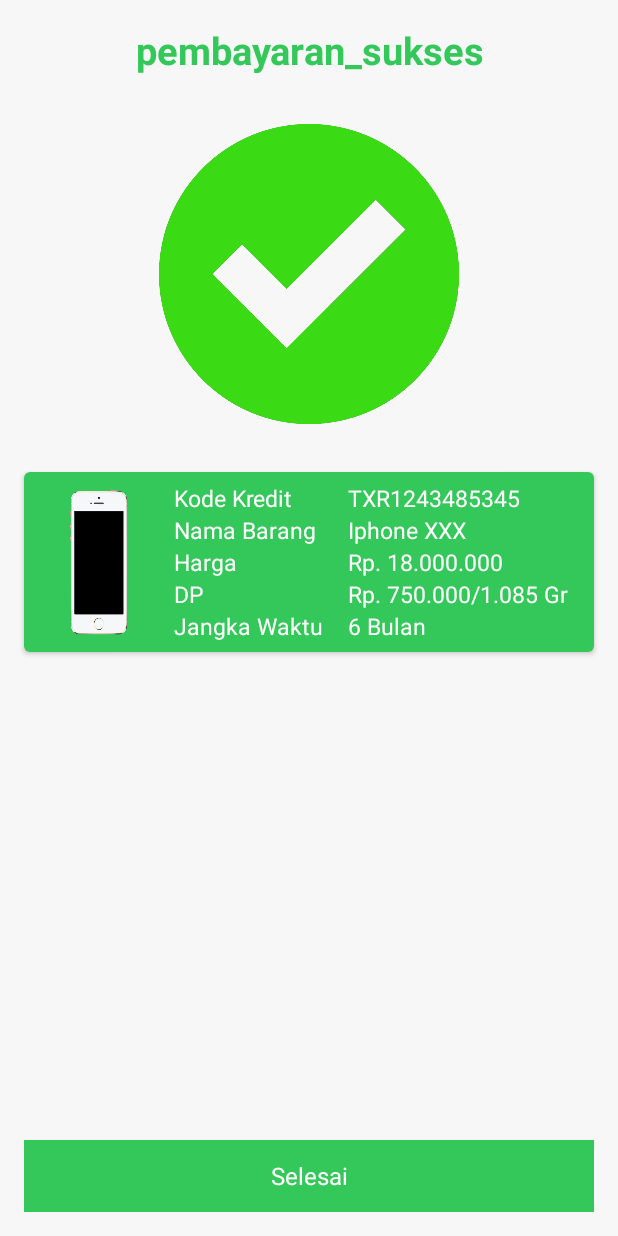
After one commit to firzagustama/miniproject, an Android app: the layout success_payment.xml on its own in the app's theme, with its tools: preview values and no code run, on a phone screen of 412 x 824 dp. The commit adds this screen. Run offline under Robolectric (Android 15) with nearby library versions, the phone set to English and light mode, and no system bars.

Commit message:
Pembayaran Sukses

```diff
--- /dev/null
+++ b/app/src/main/res/layout/success_payment.xml
@@ -0,0 +1,153 @@
+<?xml version="1.0" encoding="utf-8"?>
+<LinearLayout xmlns:android="http://schemas.android.com/apk/res/android"
+    xmlns:tools="http://schemas.android.com/tools"
+    xmlns:app="http://schemas.android.com/apk/res-auto"
+    android:orientation="vertical"
+    android:layout_width="match_parent"
+    android:layout_height="match_parent">
+
+    <TextView
+        android:layout_width="match_parent"
+        android:layout_height="wrap_content"
+        android:text="@string/pembayaran_berhasil"
+        android:textSize="25sp"
+        android:textAlignment="center"
+        android:textColor="@color/hijauGade"
+        android:textStyle="bold"
+        android:padding="16dp"/>
+
+    <ImageView
+        android:id="@+id/img_success"
+        android:layout_width="200dp"
+        android:layout_height="200dp"
+        android:background="@drawable/ceklist"
+        android:layout_gravity="center_horizontal"
+        android:layout_margin="16dp"
+        />
+
+    <android.support.v7.widget.CardView
+        android:layout_width="match_parent"
+        android:layout_height="wrap_content"
+        android:layout_margin="16dp"
+        app:cardCornerRadius="4dp">
+
+    <LinearLayout
+        android:layout_width="match_parent"
+        android:layout_height="wrap_content"
+        android:orientation="horizontal"
+        android:background="@color/hijauGade"
+        >
+
+        <ImageView
+            android:id="@+id/img_product"
+            android:layout_width="100dp"
+            android:layout_height="120dp"
+            android:background="@drawable/iphone"
+            android:layout_margin="0dp"/>
+
+        <TableLayout
+            android:layout_gravity="center_vertical"
+            android:layout_width="match_parent"
+            android:layout_height="wrap_content"
+            android:stretchColumns="*">
+
+            <TableRow>
+                <TextView
+                    android:text="Kode Kredit"
+                    android:textColor="@android:color/white"
+                    android:textSize="15sp"
+                    android:layout_width="wrap_content"
+                    />
+
+                <TextView
+                    android:id="@+id/kode_kredit"
+                    tools:text="TXR1243485345"
+                    android:textColor="@android:color/white"
+                    android:textSize="15sp"
+                    android:layout_width="wrap_content"
+                    />
+            </TableRow>
+            <TableRow>
+                <TextView
+                    android:text="Nama Barang"
+                    android:textColor="@android:color/white"
+                    android:textSize="15sp"
+                    android:layout_width="wrap_content"
+                    />
+
+                <TextView
+                    android:id="@+id/nama_barang"
+                    tools:text="Iphone XXX"
+                    android:textColor="@android:color/white"
+                    android:textSize="15sp"
+                    android:layout_width="wrap_content"
+                    />
+            </TableRow>
+            <TableRow>
+                <TextView
+                    android:text="Harga"
+                    android:textColor="@android:color/white"
+                    android:textSize="15sp"
+                    android:layout_width="wrap_content"
+                    />
+
+                <TextView
+                    android:id="@+id/harga"
+                    tools:text="Rp. 18.000.000"
+                    android:textColor="@android:color/white"
+                    android:textSize="15sp"
+                    android:layout_width="wrap_content"
+                    />
+            </TableRow>
+            <TableRow>
+                <TextView
+                    android:text="DP"
+                    android:textColor="@android:color/white"
+                    android:textSize="15sp"
+                    android:layout_width="wrap_content"
+                    />
+
+                <TextView
+                    android:id="@+id/dp"
+                    tools:text="Rp. 750.000/1.085 Gr"
+                    android:textColor="@android:color/white"
+                    android:textSize="15sp"
+                    android:layout_width="wrap_content"
+                    />
+            </TableRow>
+            <TableRow>
+                <TextView
+                    android:text="Jangka Waktu"
+                    android:textColor="@android:color/white"
+                    android:textSize="15sp"
+                    android:layout_width="wrap_content"
+                    />
+
+                <TextView
+                    android:id="@+id/jangka_waktu"
+                    tools:text="6 Bulan"
+                    android:textColor="@android:color/white"
+                    android:textSize="15sp"
+                    android:layout_width="wrap_content"
+                    />
+            </TableRow>
+        </TableLayout>
+    </LinearLayout>
+    </android.support.v7.widget.CardView>
+
+    <RelativeLayout
+        android:layout_width="match_parent"
+        android:layout_height="wrap_content"
+        android:padding="16dp">
+
+        <Button
+            android:id="@+id/btnSelesai"
+            android:layout_width="match_parent"
+            android:layout_height="wrap_content"
+            android:layout_alignParentBottom="true"
+            android:background="@color/hijauGade"
+            android:text="Selesai"
+            android:textAlignment="center"
+            android:textColor="@android:color/white" />
+    </RelativeLayout>
+</LinearLayout>
--- a/app/src/main/res/values/colors.xml
+++ b/app/src/main/res/values/colors.xml
@@ -30,7 +30,7 @@
     <color name="translucent_white">#88ffffff</color>
     <color name="fb">#3b5998</color>
     <color name="google">#d34836</color>
-
+    <color name="hijauGade">#34c759</color>
     <!--Design colors-->
     <color name="red_dark">#F06423</color>
     <color name="red_dark2">#D85A1B</color>
--- a/app/src/main/res/values/strings.xml
+++ b/app/src/main/res/values/strings.xml
@@ -84,5 +84,6 @@
     <string name="empty_screen">We do not have anything\nhere right now.</string>
     <string name="please_retry">Please Retry</string>
     <string name="retry">Retry</string>
+    <string name="pembayaran_berhasil">pembayaran_sukses</string>
 
 </resources>
```
Also changed, not shown: app/src/main/res/drawable/ceklist.png (added), app/src/main/res/drawable/iphone.png (added).
